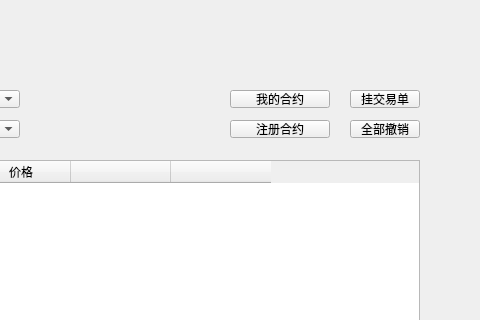
HcashOrg/hx-indicator, file LNKWallet/exchange/myexchangecontractpage.ui: the form before one commit; both pictures show x 290 to 770 and y 0 to 320 of the 770 by 510 pixel window.
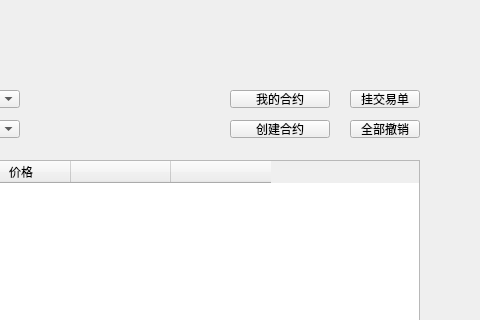
The form after the commit.

Diff of the .ui file:
```diff
--- a/LNKWallet/exchange/myexchangecontractpage.ui
+++ b/LNKWallet/exchange/myexchangecontractpage.ui
@@ -300,7 +300,7 @@
     <string notr="true"/>
    </property>
    <property name="text">
-    <string>注册合约</string>
+    <string>创建合约</string>
    </property>
   </widget>
  </widget>
```
